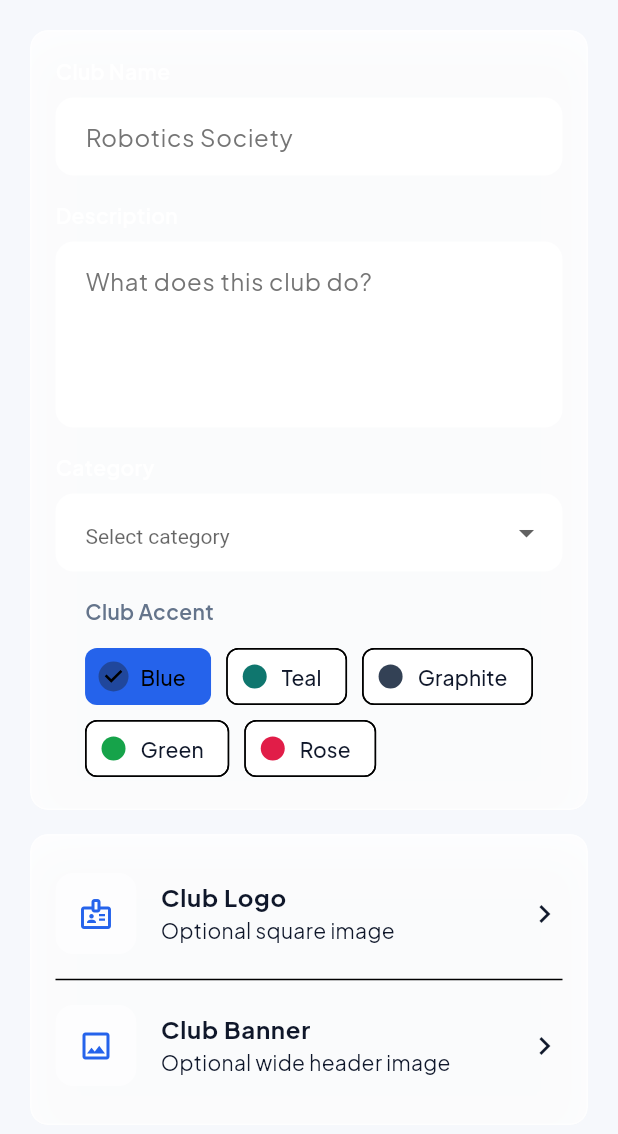
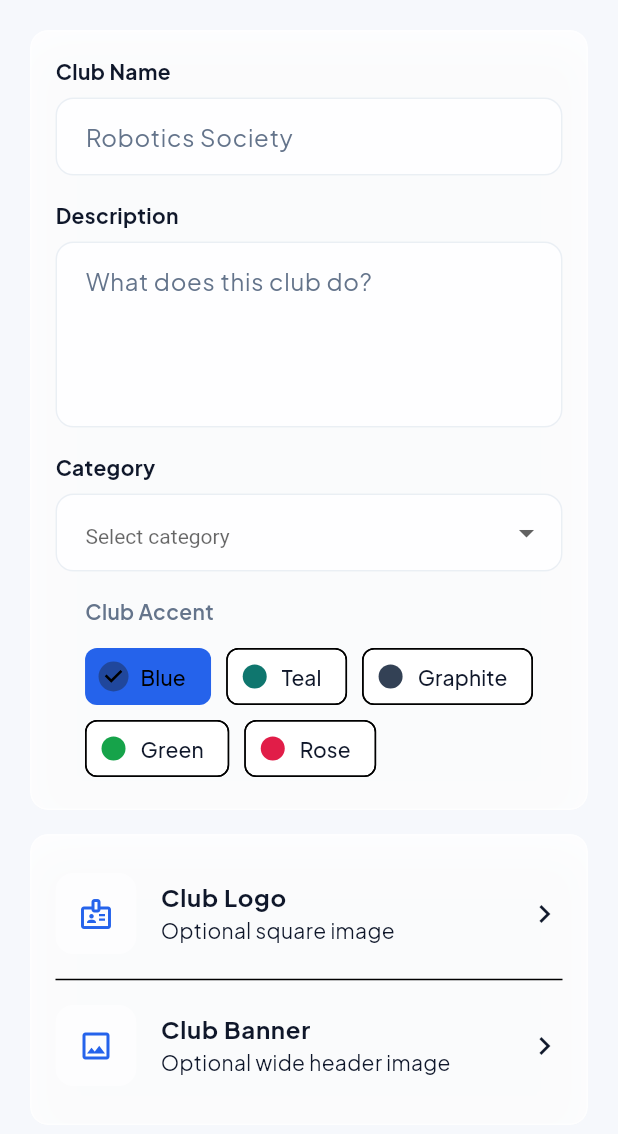
Before and after one commit to vkshdev/klubconnect, a Flutter app: the CreateClubScreen screen opened directly, on a phone screen of 412 x 824 dp, the part 84-1218 px from its top. Run offline on Flutter 3.47's test engine with Material 3 defaults, Android fonts, the phone set to English and light mode, and no system bars; our stand-ins replace cloud_firestore, firebase_auth, firebase_core, firebase_messaging, firebase_storage, flutter_local_notifications and 4 more; accounts and stored records are empty; generated files the repository leaves out were written again; network calls fail.

Commit message:
Refactored to use centralized `AppTheme` constants. Updated label font weights, input field colors, and border definitions for consistent UI styling.

```diff
--- a/lib/widgets/custom_text_field.dart
+++ b/lib/widgets/custom_text_field.dart
@@ -1,5 +1,7 @@
 import 'package:flutter/material.dart';
 import 'package:flutter/services.dart';
+
+import '../utils/theme.dart';
 
 class CustomTextField extends StatefulWidget {
   final String label;
@@ -55,8 +57,8 @@ class _CustomTextFieldState extends State<CustomTextField> {
           widget.label,
           style: const TextStyle(
             fontSize: 14,
-            fontWeight: FontWeight.w600,
-            color: Colors.white,
+            fontWeight: FontWeight.w700,
+            color: AppTheme.darkTextColor,
           ),
         ),
         const SizedBox(height: 8),
@@ -70,20 +72,20 @@ class _CustomTextFieldState extends State<CustomTextField> {
           enabled: widget.enabled,
           onChanged: widget.onChanged,
           inputFormatters: widget.inputFormatters,
-          style: const TextStyle(color: Colors.black87),
+          style: const TextStyle(color: AppTheme.darkTextColor),
           decoration: InputDecoration(
             hintText: widget.hint,
-            hintStyle: TextStyle(color: Colors.grey.shade600),
+            hintStyle: const TextStyle(color: AppTheme.lightTextColor),
             filled: true,
-            fillColor: Colors.white.withOpacity(0.9),
+            fillColor: Colors.white.withOpacity(0.86),
             prefixIcon: widget.prefixIcon != null
-                ? Icon(widget.prefixIcon, color: Theme.of(context).primaryColor)
+                ? Icon(widget.prefixIcon, color: AppTheme.primaryColor)
                 : null,
             suffixIcon: widget.obscureText
                 ? IconButton(
               icon: Icon(
                 _obscureText ? Icons.visibility_off : Icons.visibility,
-                color: Colors.grey,
+                color: AppTheme.lightTextColor,
               ),
               onPressed: () {
                 setState(() {
@@ -95,18 +97,15 @@ class _CustomTextFieldState extends State<CustomTextField> {
             counterText: '',
             border: OutlineInputBorder(
               borderRadius: BorderRadius.circular(12),
-              borderSide: BorderSide.none,
+              borderSide: BorderSide(color: AppTheme.borderColor.withOpacity(0.7)),
             ),
             enabledBorder: OutlineInputBorder(
               borderRadius: BorderRadius.circular(12),
-              borderSide: BorderSide.none,
+              borderSide: BorderSide(color: AppTheme.borderColor.withOpacity(0.7)),
             ),
             focusedBorder: OutlineInputBorder(
               borderRadius: BorderRadius.circular(12),
-              borderSide: BorderSide(
-                color: Colors.white,
-                width: 2,
-              ),
+              borderSide: const BorderSide(color: AppTheme.primaryColor, width: 1.4),
             ),
           ),
         ),
@@ -142,32 +141,32 @@ class CustomDropdown extends StatelessWidget {
           label,
           style: const TextStyle(
             fontSize: 14,
-            fontWeight: FontWeight.w600,
-            color: Colors.white,
+            fontWeight: FontWeight.w700,
+            color: AppTheme.darkTextColor,
           ),
         ),
         const SizedBox(height: 8),
         DropdownButtonFormField<String>(
           value: value,
-          style: const TextStyle(color: Colors.black87),
+          style: const TextStyle(color: AppTheme.darkTextColor),
           decoration: InputDecoration(
             hintText: hint,
-            hintStyle: TextStyle(color: Colors.grey.shade600),
+            hintStyle: const TextStyle(color: AppTheme.lightTextColor),
             filled: true,
-            fillColor: Colors.white.withOpacity(0.9),
+            fillColor: Colors.white.withOpacity(0.86),
             border: OutlineInputBorder(
               borderRadius: BorderRadius.circular(12),
-              borderSide: BorderSide.none,
+              borderSide: BorderSide(color: AppTheme.borderColor.withOpacity(0.7)),
             ),
             enabledBorder: OutlineInputBorder(
               borderRadius: BorderRadius.circular(12),
-              borderSide: BorderSide.none,
+              borderSide: BorderSide(color: AppTheme.borderColor.withOpacity(0.7)),
             ),
             focusedBorder: OutlineInputBorder(
               borderRadius: BorderRadius.circular(12),
               borderSide: const BorderSide(
-                color: Colors.white,
-                width: 2,
+                color: AppTheme.primaryColor,
+                width: 1.4,
               ),
             ),
           ),
```
